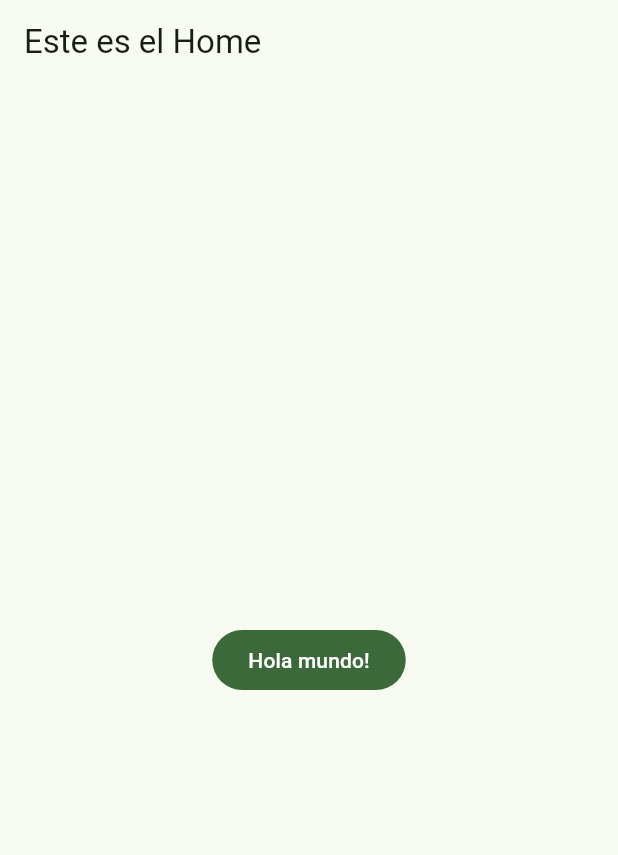
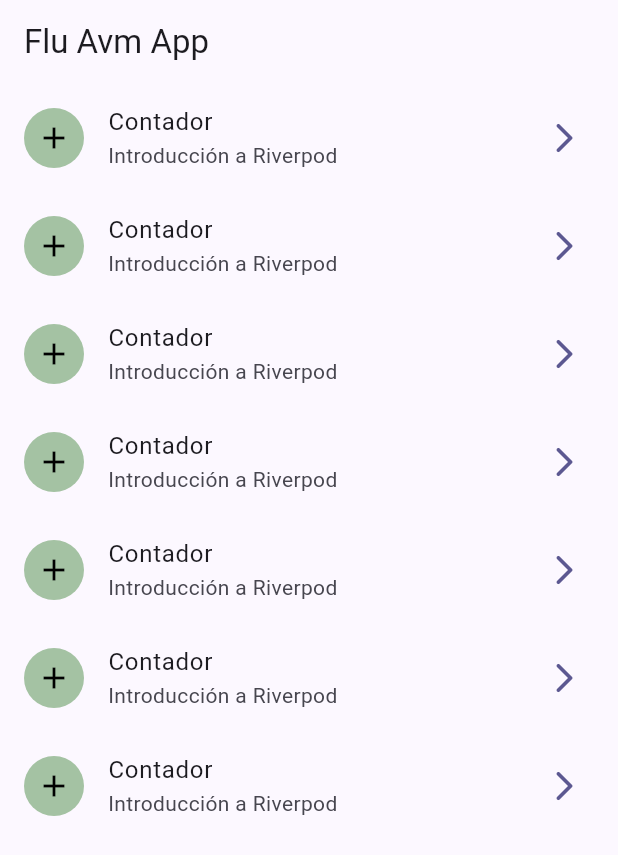
Before and after one commit to mariabrito03/flu_avm, a Flutter app: the screen it shows after launch, on a phone screen of 412 x 824 dp. Shown: the top 855 px of the screen. Run offline on Flutter 3.47's test engine with Material 3 defaults, Android fonts, the phone set to English and light mode, and no system bars.

Commit message:
mbrical: Pantalla Domus con List View

```diff
--- /dev/null
+++ b/FLUTTER/flutter_application_1/lib/Config/Theme/app_theme.dart
@@ -0,0 +1,17 @@
+import 'package:flutter/material.dart';
+
+class AppTheme {
+
+  final Color electusColor;
+
+    AppTheme({
+      this.electusColor = const Color(0xFF1E1C36)
+      });
+
+ThemeData getTheme () => ThemeData(
+    colorSchemeSeed: electusColor,
+    appBarTheme: const AppBarTheme(
+      centerTitle: false,
+   )
+  );
+}
--- /dev/null
+++ b/FLUTTER/flutter_application_1/lib/Config/config.dart
@@ -0,0 +1 @@
+export './theme/app_theme.dart';
--- a/FLUTTER/flutter_application_1/lib/main.dart
+++ b/FLUTTER/flutter_application_1/lib/main.dart
@@ -1,4 +1,6 @@
 import 'package:flutter/material.dart';
+import 'package:flutter_application_1/Config/config.dart';
+import 'package:flutter_application_1/presentation/screens/domus/domus_screen.dart';
 
 void main() {
   runApp(const MainApp());
@@ -11,20 +13,8 @@
   Widget build(BuildContext context) {
     return MaterialApp(
       debugShowCheckedModeBanner: false,
-      theme: ThemeData(
-        colorSchemeSeed: Colors.green
-      ) ,
-      home: Scaffold(
-        appBar: AppBar(
-          title: Text('Este es el Home'),
-        ),
-        body: Center(
-          child: FilledButton(
-            onPressed: () { },
-            child: Text('Hola mundo!')
-          ),
-        ),
-      ),
-    );
+      theme: AppTheme().getTheme(),
+      home: DomusScreen()
+          );
   }
 }
--- /dev/null
+++ b/FLUTTER/flutter_application_1/lib/presentation/screens/domus/domus_screen.dart
@@ -0,0 +1,63 @@
+import 'dart:math' as math;
+
+import 'package:flutter/material.dart';
+
+class DomusScreen extends StatelessWidget {
+  const DomusScreen({super.key});
+
+  @override
+
+  Widget build(BuildContext context) {
+    return Scaffold(
+          appBar: AppBar(
+          title: Text('Flu Avm App'),
+      ),
+      body: _DomusView(),
+
+    );
+  }
+}
+
+class _DomusView extends StatelessWidget {
+
+  const _DomusView();
+
+  @override
+  Widget build(BuildContext context) {
+    return ListView.builder(
+      itemCount: 7,
+      itemBuilder: (context, index) {
+        return _PropriumListTile();
+      }
+    );
+  }
+}
+
+class _PropriumListTile extends StatelessWidget {
+  const _PropriumListTile();
+
+  @override
+  Widget build(BuildContext context) {
+
+    final colorum = Theme.of(context).colorScheme;
+
+    return ListTile(
+      title: Text('Contador'),
+      subtitle: Text('Introducción a Riverpod'),
+      trailing: Icon(Icons.arrow_forward_ios_rounded, color: colorum.primary),
+      leading: CircleAvatar(
+        backgroundColor: Color.fromARGB(
+          100,
+          math.Random().nextInt(256),
+          110,
+          20
+          ),
+          child: Icon(
+            Icons.add,
+            color: Colors.black
+          ),
+        ),
+      onTap: () {},
+    );
+  }
+}
--- /dev/null
+++ b/FLUTTER/flutter_application_1/lib/presentation/screens/screens.dart
@@ -0,0 +1 @@
+export './domus/domus_screen.dart';
```
Also changed, not shown: 1 other file.
